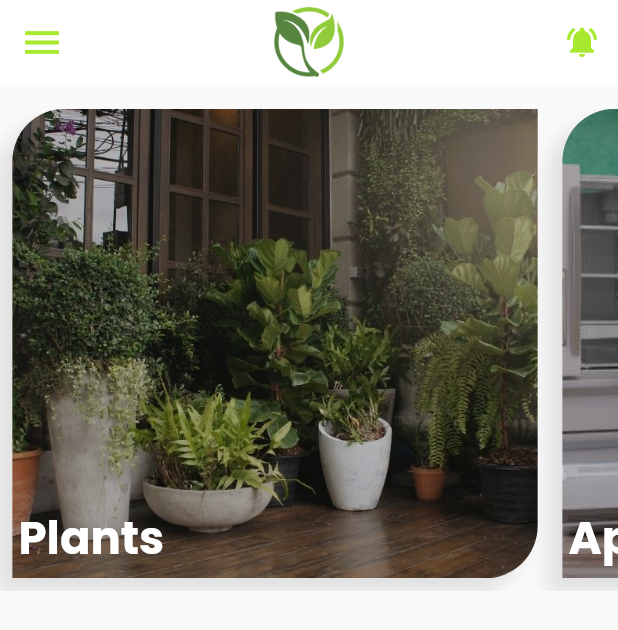
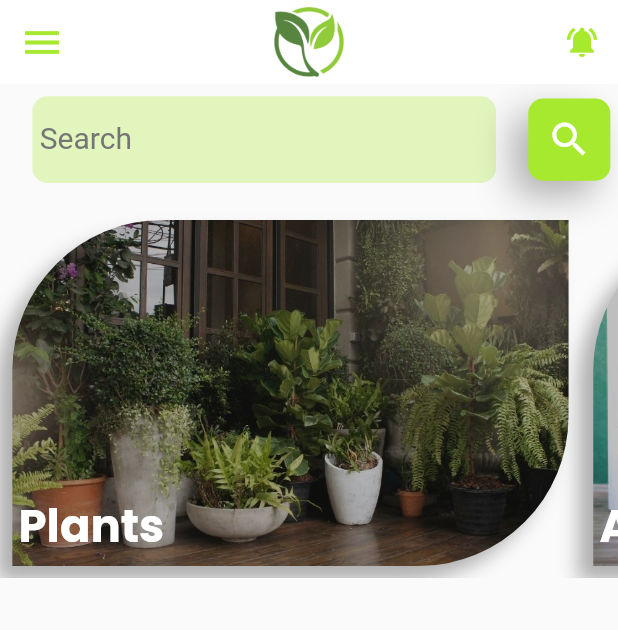
Before and after one commit to GreenTeam8/eco_friendly, a Flutter app: the HomeScreen screen opened directly, on a phone screen of 412 x 824 dp. Shown: the top 630 px of the screen. Run offline on Flutter 3.47's test engine with Material 2 defaults, Android fonts, the light colour scheme and no system bars; our stand-ins replace animated_splash_screen, firebase_core, floating_bottom_navigation_bar, get, page_transition; accounts and stored records are empty.

Commit message:
W_repo6
1-mainly fixing some bugs related to the running platform(splash-onboarding).
2-product card looks leaf.
3-reserve space for footer.

```diff
--- a/lib/view/home/home_screen.dart
+++ b/lib/view/home/home_screen.dart
@@ -1,5 +1,6 @@
 import 'package:flutter/material.dart';
 
+import '/view/home/home_widgets/mobile/search_mobile.dart';
 import '/size_config.dart';
 import '/view/home/home_widgets/web/body/banner_web.dart';
 import 'home_widgets/drawer_section.dart';
@@ -47,7 +48,7 @@ class HomeScreen extends StatelessWidget {
         child: SingleChildScrollView(
           child: Responsive.isWeb(context)
               ///Web UI
-              ? Padding(
+              ? Container(
                   padding: EdgeInsets.all(height * 0.01),
                   child: Column(
                     children: [
@@ -76,6 +77,14 @@ class HomeScreen extends StatelessWidget {
                             ),
                           ),
                         ],
+                      ),
+                      SizedBox(
+                        height: height * 0.02,
+                      ),
+                      ///for footer
+                      Container(
+                        color: kPC,
+                        height: height * 0.4,
                       )
                     ],
                   ),
@@ -83,6 +92,7 @@ class HomeScreen extends StatelessWidget {
               ///Mobile UI
               : Column(
                   children: const [
+                    SearchMobile(),
                     ProductCardMobile(),
                   ],
                 ),
--- a/lib/view/home/home_widgets/drawer_components.dart
+++ b/lib/view/home/home_widgets/drawer_components.dart
@@ -26,7 +26,7 @@ class DrawerComponents extends StatelessWidget {
         children: [
           SideItems(icon: Icons.snowing,text: 'Climate Change',onTap: (){}),
           SizedBox(height: height * 0.04,),
-          SideItems(icon: Icons.task_alt,text: 'Egypt\nContribution',onTap: (){}),
+          SideItems(icon: Icons.task_alt,text: 'Egypt Contribution',onTap: (){}),
           SizedBox(height: height * 0.04,),
           SideItems(icon: Icons.newspaper,text: 'News',onTap: (){}),
           SizedBox(height: height * 0.04,),
--- a/lib/view/home/home_widgets/drawer_items.dart
+++ b/lib/view/home/home_widgets/drawer_items.dart
@@ -25,7 +25,10 @@ class SideItems extends StatelessWidget {
         children: [
           Icon(icon, color: Colors.grey[700],),
           SizedBox(width: width * 0.003,),
-          Text(text,style: Theme.of(context).textTheme.bodyText2!.copyWith(color: Colors.grey[700]),)
+          Text(text,style: Theme.of(context).textTheme.bodyText2!.copyWith(
+              color: Colors.grey[700],
+              fontSize: width <= 880 ? 11 : null
+          ),)
         ],
       ),
     );
--- a/lib/view/home/home_widgets/mobile/product_card_mobile.dart
+++ b/lib/view/home/home_widgets/mobile/product_card_mobile.dart
@@ -12,13 +12,14 @@ class ProductCardMobile extends StatelessWidget {
   Widget build(BuildContext context) {
     SizeConfig().init(context);
     double height = SizeConfig.screenHeight!;
-
+    double width = SizeConfig.screenWidth!;
 
     return GetBuilder<HomeController>(
         init: HomeController(),
         builder: (controller) {
           return Container(
-            height: height * 0.40,
+            height: height * 0.30,
+            width: width ,
             margin: EdgeInsets.only(top: height * 0.01),
             child: ListView.builder(
               itemCount: controller.productsList.length,
--- a/lib/view/home/home_widgets/mobile/search_mobile.dart
+++ b/lib/view/home/home_widgets/mobile/search_mobile.dart
@@ -3,35 +3,59 @@ import 'package:flutter/material.dart';
 
 import '../../../../size_config.dart';
 
-///DEPRECATED
-@deprecated
-class Search extends StatelessWidget {
-  const Search({Key? key}) : super(key: key);
+class SearchMobile extends StatelessWidget {
+  const SearchMobile({Key? key}) : super(key: key);
 
   @override
   Widget build(BuildContext context) {
     SizeConfig().init(context);
-    double height = SizeConfig.screenHeight! ;
-    double width = SizeConfig.screenWidth! ;
+    double height = SizeConfig.screenHeight!;
+    double width = SizeConfig.screenWidth!;
     final controller = TextEditingController();
-    return Container(
-      margin: EdgeInsets.symmetric(horizontal: width! * 0.08),
-      height: height * 0.08,
-      width: width,
+
+    return Padding(
+      padding: EdgeInsets.symmetric(vertical: height * 0.01),
+      child: Row(
+        mainAxisAlignment: MainAxisAlignment.spaceEvenly,
+        children: [
+          Container(
+            margin: EdgeInsets.symmetric(horizontal: width! * 0.04),
+            height: height * 0.07,
+            width: width * 0.75,
             decoration: BoxDecoration(
-        borderRadius: BorderRadius.circular(15),
-        color: kSecondaryColor.withOpacity(0.2)
-      ),
-
+                borderRadius: BorderRadius.circular(10),
+                color: kPC.withOpacity(0.3)),
             child: TextField(
               controller: controller,
               decoration: InputDecoration(
                   border: InputBorder.none,
-            suffixIcon: Icon(Icons.search),
                   labelText: ' Search',
+                  labelStyle: TextStyle(color: Colors.grey[600], fontSize: 20)),
+              cursorColor: Colors.grey[600],
             ),
           ),
-
+          InkWell(
+            onTap: () {},
+            child: Container(
+              padding: EdgeInsets.all(height * 0.015),
+              decoration: BoxDecoration(
+                  color: kPC,
+                  borderRadius: BorderRadius.circular(10),
+                  boxShadow: [
+                    BoxShadow(
+                        color: Colors.black26.withOpacity(0.3),
+                        offset: Offset(-10, 10),
+                        blurRadius: 20)
+                  ]),
+              child: Icon(
+                Icons.search,
+                color: Colors.white,
+                size: 30,
+              ),
+            ),
+          ),
+        ],
+      ),
     );
   }
 }
--- a/lib/view/home/home_widgets/product_card_widget.dart
+++ b/lib/view/home/home_widgets/product_card_widget.dart
@@ -22,12 +22,12 @@ class ProductCardWidget extends StatelessWidget {
       focusColor: kPC,
       child: Container(
         alignment: Alignment.bottomLeft,
-        width: width * 0.85,
+        width: width * 0.90,
         margin: EdgeInsets.all(height * 0.01),
         decoration: BoxDecoration(
             borderRadius: const BorderRadius.only(
-                topLeft: Radius.circular(35),
-                bottomRight: Radius.circular(35)),
+                topLeft: Radius.circular(100),
+                bottomRight: Radius.circular(100)),
            // color: controller.productsList[index].color,
             image: DecorationImage(
                 image: AssetImage('assets/images/'
@@ -39,7 +39,7 @@ class ProductCardWidget extends StatelessWidget {
             boxShadow: [
               BoxShadow(
                 //color: productItem[index].color!.withOpacity(0.60),
-                  color: Colors.black26.withOpacity(0.10),
+                  color: Colors.black26.withOpacity(0.30),
                   offset: const Offset(-10, 10),
                   blurRadius: 10)
             ]),
--- a/lib/view/home/home_widgets/web/body/banner_web.dart
+++ b/lib/view/home/home_widgets/web/body/banner_web.dart
@@ -31,7 +31,7 @@ class BannerCardWeb extends StatelessWidget {
                   BlendMode.multiply)),
           boxShadow: [
             BoxShadow(
-                color: Colors.black26.withOpacity(0.10),
+                color: Colors.black26.withOpacity(0.30),
                 offset: const Offset(-10, 10),
                 blurRadius: 10)
           ]),
--- a/lib/view/home/home_widgets/web/body/product_card_web.dart
+++ b/lib/view/home/home_widgets/web/body/product_card_web.dart
@@ -20,14 +20,14 @@ class ProductCardWeb extends StatelessWidget {
       builder: (controller) {
         return  Container(
                 width: width,
-                height: height ,
+                height: height * 0.7 ,
                 child: GridView.builder(
                   itemCount: controller.productsList.length,
                   gridDelegate: const SliverGridDelegateWithFixedCrossAxisCount(
                     crossAxisCount: 3,
                     childAspectRatio: 3 / 2,
                     crossAxisSpacing: 10,
-                    mainAxisSpacing: 10,
+                    mainAxisSpacing: 1,
                   ),
                   itemBuilder: (context, index) {
                     return ProductCardWidget(controller: controller, index: index);
```
Also changed, not shown: lib/main.dart (+4 -5 lines), lib/responsive.dart (+22 -3 lines), lib/view/home/home_widgets/drawer_section.dart (+6 -3 lines), lib/view/home/home_widgets/web/body/custom_appBar_web.dart (+14 -8 lines), lib/view/splash_screen/splash_screen.dart (+10 -3 lines), lib/view/home/home_widgets/help_center.dart (renamed from lib/view/home/home_widgets/help_center_web.dart). Lines whose indentation alone changed are shown as unchanged.
